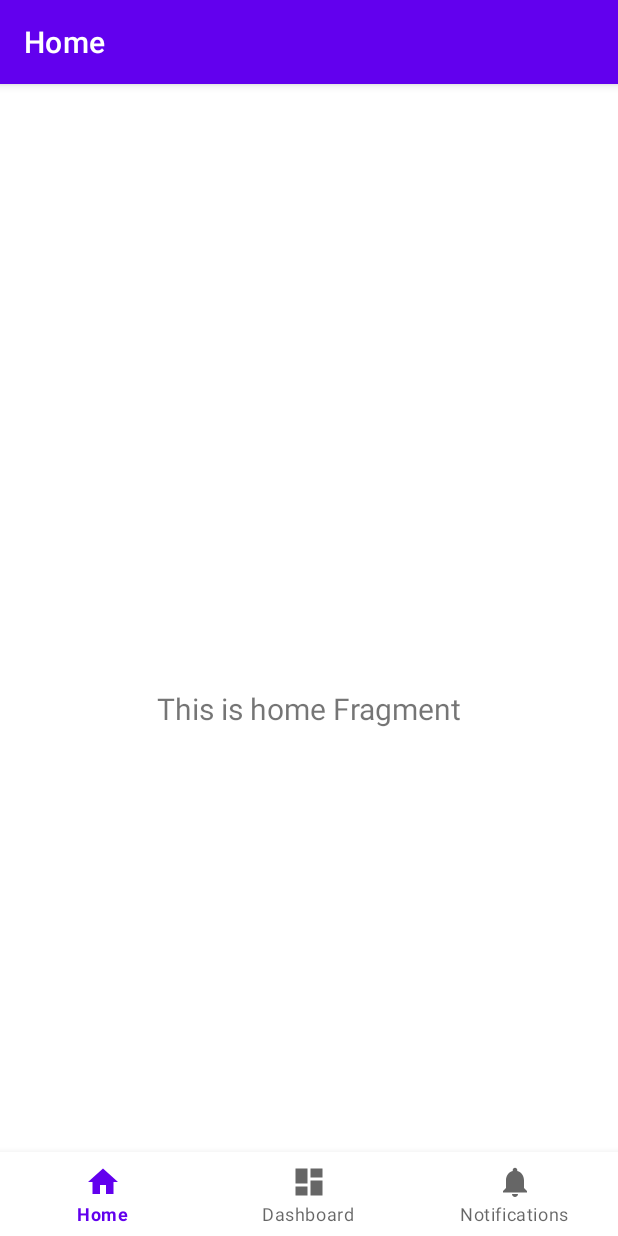
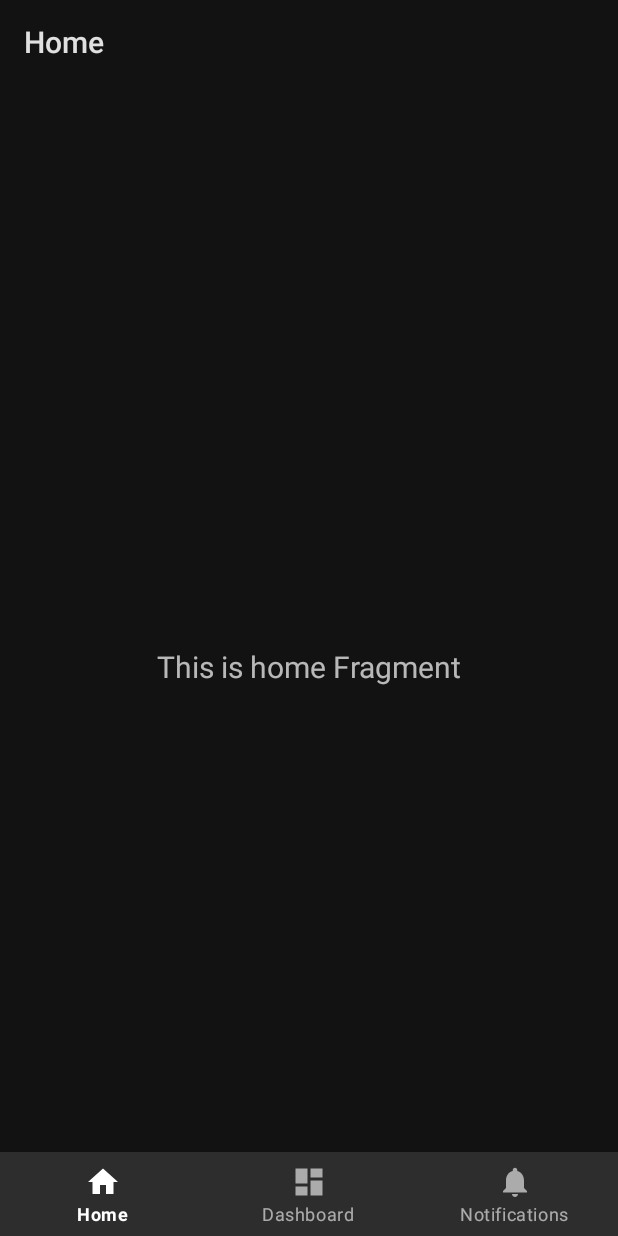
Before and after one commit to shadizx/blissful, an Android app: the screen it shows after launch (MainActivity), on a phone screen of 412 x 824 dp. Run offline under Robolectric (Android 15) with nearby library versions, the phone set to English and light mode, and no system bars; our stand-ins replace navigation-ui.

Commit message:
Use dark theme, Remove excess padding

```diff
--- a/app/src/main/java/com/cmpt362/blissful/MainActivity.kt
+++ b/app/src/main/java/com/cmpt362/blissful/MainActivity.kt
@@ -3,6 +3,7 @@ package com.cmpt362.blissful
 import android.os.Bundle
 import com.google.android.material.bottomnavigation.BottomNavigationView
 import androidx.appcompat.app.AppCompatActivity
+import androidx.appcompat.app.AppCompatDelegate
 import androidx.navigation.findNavController
 import androidx.navigation.ui.AppBarConfiguration
 import androidx.navigation.ui.setupActionBarWithNavController
@@ -15,6 +16,8 @@ class MainActivity : AppCompatActivity() {
 
     override fun onCreate(savedInstanceState: Bundle?) {
         super.onCreate(savedInstanceState)
+        // Set the theme to dark mode
+        AppCompatDelegate.setDefaultNightMode(AppCompatDelegate.MODE_NIGHT_YES);
 
         binding = ActivityMainBinding.inflate(layoutInflater)
         setContentView(binding.root)
--- a/app/src/main/res/layout/activity_main.xml
+++ b/app/src/main/res/layout/activity_main.xml
@@ -3,8 +3,7 @@
     xmlns:app="http://schemas.android.com/apk/res-auto"
     android:id="@+id/container"
     android:layout_width="match_parent"
-    android:layout_height="match_parent"
-    android:paddingTop="?attr/actionBarSize">
+    android:layout_height="match_parent">
 
     <com.google.android.material.bottomnavigation.BottomNavigationView
         android:id="@+id/nav_view"
--- a/app/src/main/res/values-night/themes.xml
+++ b/app/src/main/res/values-night/themes.xml
@@ -2,7 +2,7 @@
     <!-- Base application theme. -->
     <style name="Theme.Blissful" parent="Theme.MaterialComponents.DayNight.DarkActionBar">
         <!-- Primary brand color. -->
-        <item name="colorPrimary">@color/purple_200</item>
+        <item name="colorPrimary">@color/white</item>
         <item name="colorPrimaryVariant">@color/purple_700</item>
         <item name="colorOnPrimary">@color/black</item>
         <!-- Secondary brand color. -->
```
